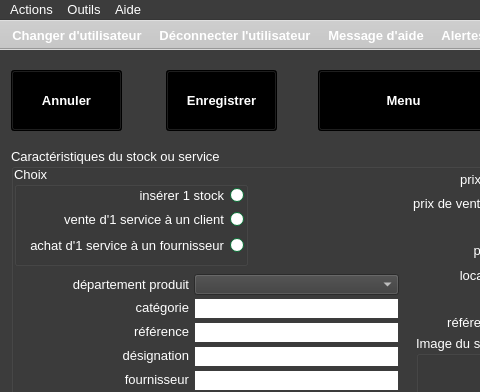
This is ui/yeroth-erp-entrer-window.ui in xnoumbissinoundou/yeroth-erp-3.0 as Qt 5 draws it before an edit; both pictures show x 0 to 480 and y 0 to 392 of the 799 by 601 pixel window. The edited form follows.
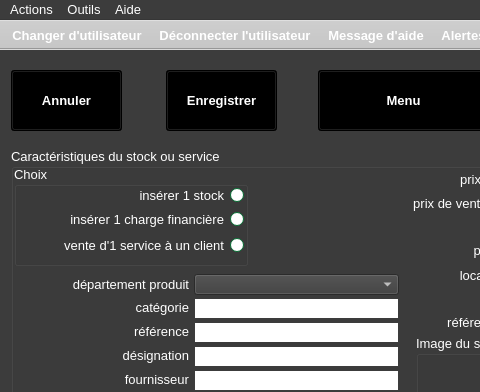
This is the edited form. Icons and pictures are not drawn. Custom widgets are drawn as their Qt base class.

What changed in the file:
```diff
--- a/ui/yeroth-erp-entrer-window.ui
+++ b/ui/yeroth-erp-entrer-window.ui
@@ -12872,7 +12872,7 @@
        <enum>Qt::RightToLeft</enum>
       </property>
       <property name="text">
-       <string>vente d'1 service à un client</string>
+       <string>insérer 1 charge financière</string>
       </property>
      </widget>
      <widget class="QRadioButton" name="radioButton_service_achat_de_service">
@@ -13303,7 +13303,7 @@
        <enum>Qt::RightToLeft</enum>
       </property>
       <property name="text">
-       <string>achat d'1 service à un fournisseur</string>
+       <string>vente d'1 service à un client</string>
       </property>
      </widget>
     </widget>
```
Left out of the diff: 4 changed lines with no effect on the pictures.
